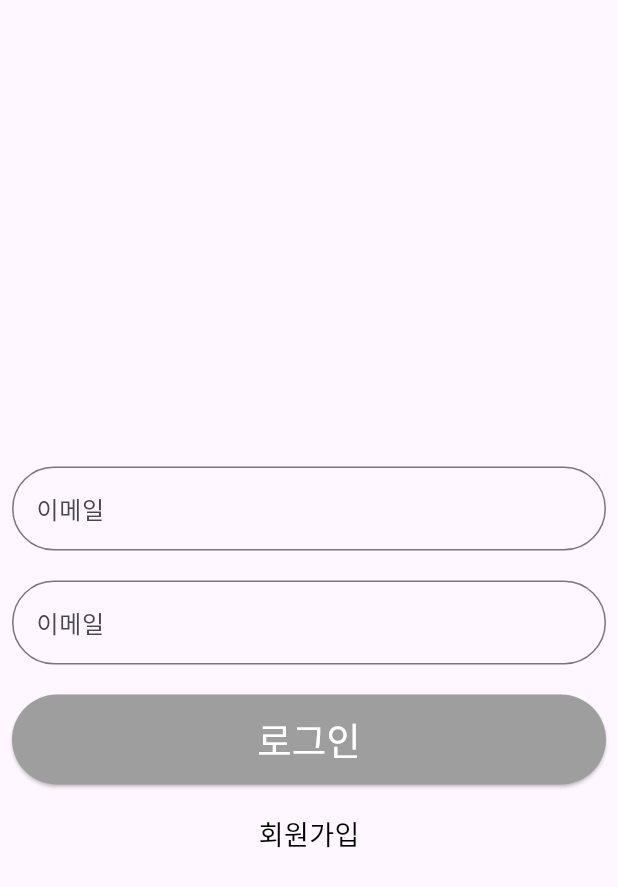
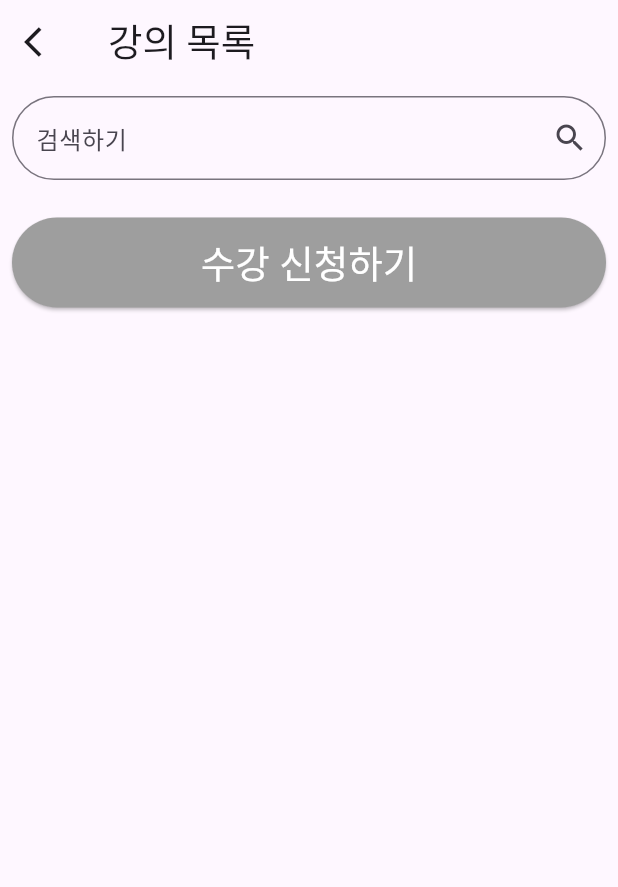
Before and after one commit to SangWook16074/checkcheck-application, a Flutter app: the screen it shows after launch, on a phone screen of 412 x 824 dp. Shown: the top 887 px of the screen. Run offline on Flutter 3.47's test engine with Material 3 defaults, Android fonts, the phone set to English and light mode, and no system bars.

```diff
--- a/lib/main.dart
+++ b/lib/main.dart
@@ -1,5 +1,6 @@
 import 'package:checkcheck_project/src/app.dart';
-import 'package:checkcheck_project/src/app.dart';
+import 'package:checkcheck_project/src/page/class_list.dart';
+import 'package:checkcheck_project/src/page/registration_page.dart';
 import 'package:flutter/material.dart';
 
 void main() {
@@ -12,7 +13,7 @@ class MyApp extends StatelessWidget {
   @override
   Widget build(BuildContext context) {
     return MaterialApp(
-      home: App(),
+      home: classList(),
     );
   }
 }
--- /dev/null
+++ b/lib/src/page/class_list.dart
@@ -0,0 +1,47 @@
+import 'package:checkcheck_project/src/page/registration_page.dart';
+import 'package:checkcheck_project/src/widget/custom_button.dart';
+import 'package:checkcheck_project/src/widget/custom_text_field.dart';
+import 'package:flutter/material.dart';
+import 'package:checkcheck_project/src/widget/custom_scrollbar.dart';
+
+class classList extends StatelessWidget {
+  const classList({super.key});
+
+  @override
+  Widget build(BuildContext context) {
+    return Scaffold(
+      appBar: AppBar(
+        leading: IconButton(icon: Icon(Icons.arrow_back_ios), onPressed: () {Navigator.pop(context);}),
+        title: const Text('강의 목록', style: TextStyle(fontSize: 25),),
+      ),
+      body: Padding(
+        padding: const EdgeInsets.all(8.0),
+        child: CustomScrollbar(
+          // CustomScrollbar 추가
+          child: SingleChildScrollView(
+            // 스크롤 가능한 영역 추가
+            child: Column(
+              children: [
+                CustomTextField(
+                  hintText: '검색하기',
+                  suffixIcon: Icon(Icons.search),
+                ),
+                SizedBox(height: 25),
+
+                CustomButton(
+                  label: "수강 신청하기",
+                  onPressed: () {
+                    Navigator.push(
+                      context,
+                      MaterialPageRoute(builder: (context) => registation()),
+                    );
+                  },
+                ),
+              ],
+            ),
+          ),
+        ),
+      ),
+    );
+  }
+}
--- /dev/null
+++ b/lib/src/widget/custom_scrollbar.dart
@@ -0,0 +1,16 @@
+import 'package:flutter/material.dart';
+
+class CustomScrollbar extends StatelessWidget {
+  final Widget child;
+
+  const CustomScrollbar({Key? key, required this.child}) : super(key: key);
+
+  @override
+  Widget build(BuildContext context) {
+    return Scrollbar(
+      child: SingleChildScrollView(
+        child: child,
+      ),
+    );
+  }
+}
--- a/lib/src/widget/custom_text_field.dart
+++ b/lib/src/widget/custom_text_field.dart
@@ -2,15 +2,22 @@ import 'package:flutter/material.dart';
 
 class CustomTextField extends StatelessWidget {
   final TextEditingController? controller;
-  const CustomTextField({super.key, this.controller});
+  final String? hintText;
+  final bool? obscureText;
+  final Widget? suffixIcon;
+  const CustomTextField({super.key, this.controller, this.hintText = "", this.obscureText= false, this.suffixIcon});
 
   @override
   Widget build(BuildContext context) {
     return TextField(
       controller: controller,
+      obscureText: obscureText!,
                 decoration:
                     InputDecoration(
-                      border: OutlineInputBorder(borderRadius: BorderRadius.circular(30.0)), hintText: '이메일'),
+                      border: OutlineInputBorder(borderRadius: BorderRadius.circular(30.0)),
+                      hintText: hintText,
+                      suffixIcon: suffixIcon,
+                      ),
               );
   }
 }
```
Also changed, not shown: lib/src/page/login_page.dart (+8 -2 lines), lib/src/page/registration_page.dart (added, +32 -0 lines).
